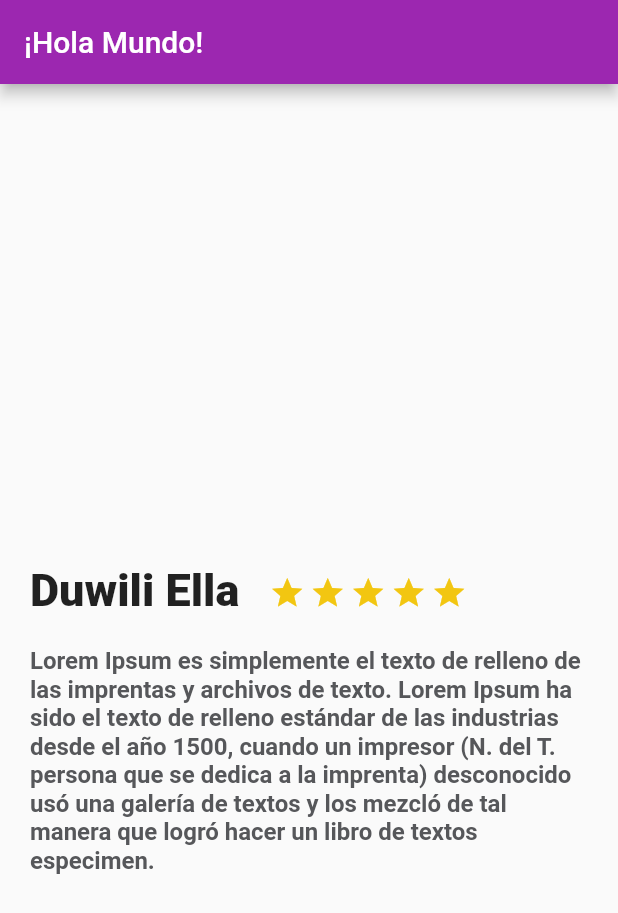
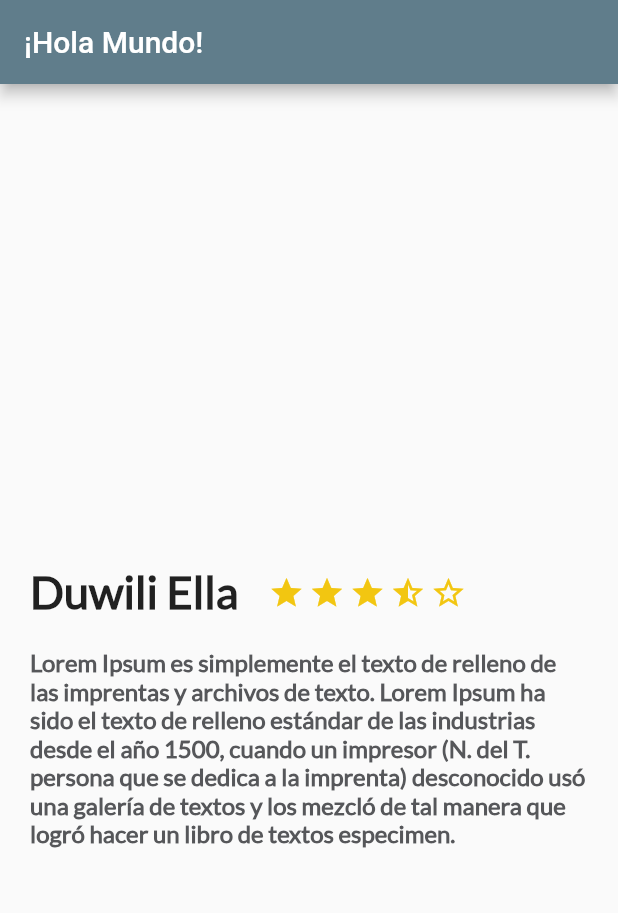
Before and after one commit to MiguelReina/first_flutter_app, a Flutter app: the screen it shows after launch, on a phone screen of 412 x 824 dp. Shown: the top 913 px of the screen. Run offline on Flutter 3.47's test engine with Material 2 defaults, Android fonts, the phone set to English and light mode, and no system bars.

Commit message:
Add: New fonts

```diff
--- a/flutter_application/lib/description_place.dart
+++ b/flutter_application/lib/description_place.dart
@@ -18,6 +18,26 @@ class DescriptionPlace extends StatelessWidget {
         color: Color(0xfff2c611),
       ),
     );
+    final starHalf = Container(
+      margin: EdgeInsets.only(
+        top: 323.0,
+        right: 3.0,
+      ),
+      child: Icon(
+        Icons.star_half,
+        color: Color(0xfff2c611),
+      ),
+    );
+    final starEmpty = Container(
+      margin: EdgeInsets.only(
+        top: 323.0,
+        right: 3.0,
+      ),
+      child: Icon(
+        Icons.star_border_outlined,
+        color: Color(0xfff2c611),
+      ),
+    );
     final description = Container(
       margin: EdgeInsets.only(
         top: 20.0,
@@ -27,6 +47,7 @@ class DescriptionPlace extends StatelessWidget {
       child: Text(
         descriptionPlace,
         style: TextStyle(
+          fontFamily: "Lato",
           fontSize: 16.0,
           fontWeight: FontWeight.bold,
           color: Color(0xff56575a),
@@ -44,6 +65,7 @@ class DescriptionPlace extends StatelessWidget {
           child: Text(
             namePlace,
             style: TextStyle(
+              fontFamily: "Lato",
               fontSize: 30.0,
               fontWeight: FontWeight.w900,
             ),
@@ -51,7 +73,7 @@ class DescriptionPlace extends StatelessWidget {
           ),
         ),
         Row(
-          children: [star, star, star, star, star],
+          children: [star, star, star, starHalf, starEmpty],
         )
       ],
     );
--- a/flutter_application/lib/main.dart
+++ b/flutter_application/lib/main.dart
@@ -27,7 +27,7 @@ class MyApp extends StatelessWidget {
           // or simply save your changes to "hot reload" in a Flutter IDE).
           // Notice that the counter didn't reset back to zero; the application
           // is not restarted.
-          primarySwatch: Colors.purple,
+          primarySwatch: Colors.blueGrey,
         ),
         home: Scaffold(
           appBar: AppBar(
--- a/flutter_application/pubspec.yaml
+++ b/flutter_application/pubspec.yaml
@@ -87,3 +87,7 @@ flutter:
   #
   # For details regarding fonts from package dependencies,
   # see https://flutter.dev/custom-fonts/#from-packages
+  fonts:
+    - family: Lato
+      fonts:
+        - asset: fonts/Lato-Regular.ttf
```
Also changed, not shown: flutter_application/fonts/Lato-Regular.ttf (added).
